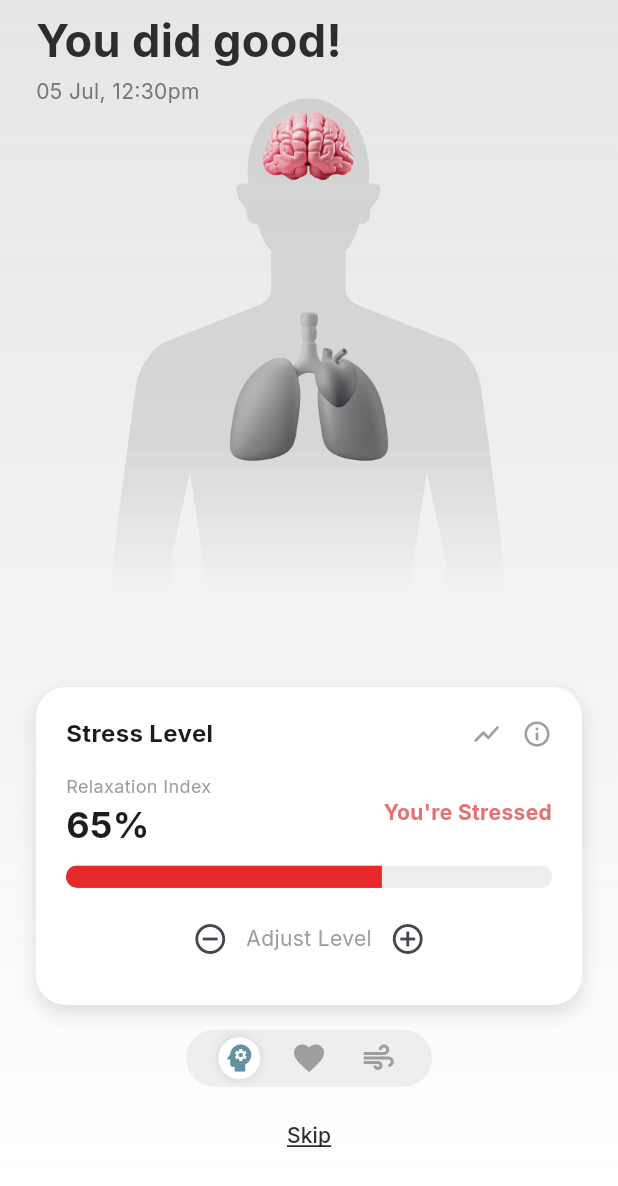
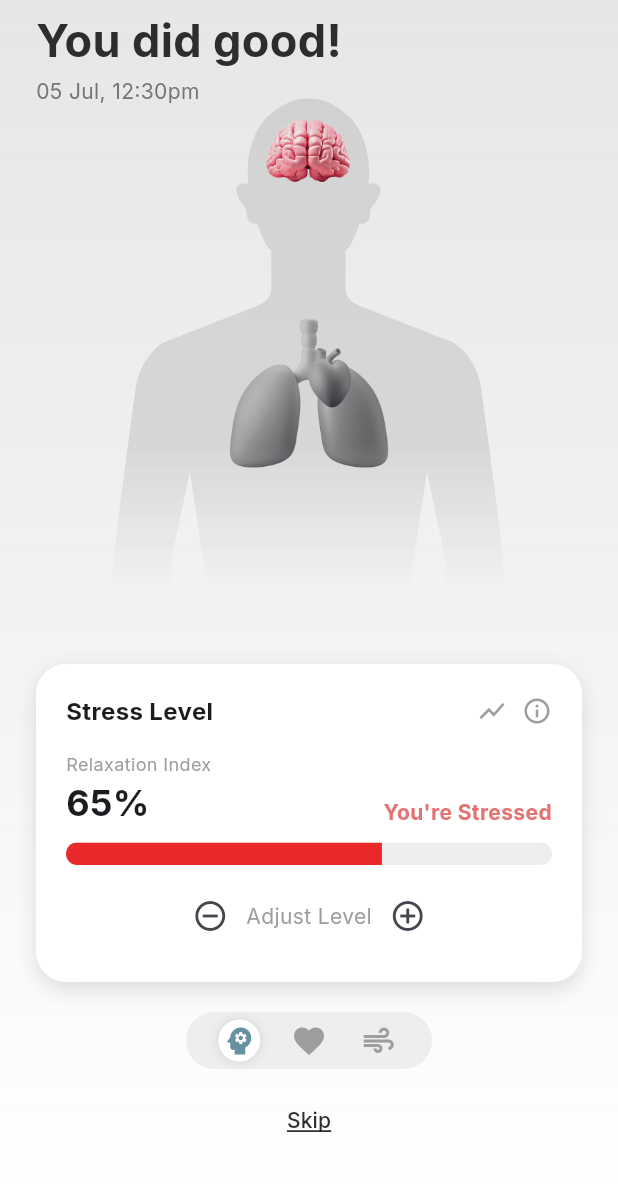
Before and after one commit to ItsMonkeyDLuffy/HealthMonitorApp, a Flutter app: the screen it shows after launch, on a phone screen of 412 x 824 dp, the part 50-1236 px from its top. Run offline on Flutter 3.47's test engine with Material 3 defaults, Android fonts, the phone set to English and light mode, and no system bars; our stand-ins replace flutter_svg, google_fonts.

Commit message:
App ui complete

```diff
--- a/lib/homepage.dart
+++ b/lib/homepage.dart
@@ -1,21 +1,24 @@
 import 'package:flutter/material.dart';
 import 'package:provider/provider.dart';
 import 'package:flutter_svg/flutter_svg.dart';
-import 'providers/health_provider.dart';
-import 'utils/app_colors.dart';
-import 'widgets/appbar.dart';
-import 'widgets/bottom_nav.dart';
-import 'screens/brain_screen.dart';
-import 'screens/heart_screen.dart';
-import 'screens/lungs_screen.dart';
+import '../providers/health_provider.dart';
+import '../utils/app_colors.dart';
+import '../widgets/appbar.dart';
+import '../widgets/bottom_nav.dart';
+import '../screens/brain_screen.dart';
+import '../screens/heart_screen.dart';
+import '../screens/lungs_screen.dart';
 
+// =======================================================
+// 1. MOBILE LAYOUT (Portrait)
+// =======================================================
 class HomePage extends StatelessWidget {
   const HomePage({super.key});
 
   @override
   Widget build(BuildContext context) {
     final size = MediaQuery.of(context).size;
-
+    // Mobile anatomy height
     final double mapHeight = size.height * 0.40;
 
     return Scaffold(
@@ -29,92 +32,26 @@ class HomePage extends StatelessWidget {
           ),
         ),
         child: SafeArea(
+          child: LayoutBuilder(
+            builder: (context, constraints) {
+              return SingleChildScrollView(
+                child: ConstrainedBox(
+                  constraints: BoxConstraints(minHeight: constraints.maxHeight),
+                  child: IntrinsicHeight(
                     child: Stack(
-            fit: StackFit.expand,
                       children: [
+                        // --- BACKGROUND LAYER (Anatomy) ---
                         Positioned(
                           top: size.height * 0.12,
                           left: 0,
                           right: 0,
                           height: mapHeight,
-                child: ShaderMask(
-                  shaderCallback: (Rect bounds) {
-                    return LinearGradient(
-                      begin: Alignment.topCenter,
-                      end: Alignment.bottomCenter,
-                      colors: [Colors.white, Colors.white, Colors.transparent],
-                      stops: [0.0, 0.7, 1.0],
-                    ).createShader(bounds);
-                  },
-                  blendMode: BlendMode.dstIn,
-
-                  child: Stack(
-                    children: [
-                      Align(
-                        alignment: Alignment.center,
-                        child: SvgPicture.asset(
-                          'assets/images/human.svg',
-                          height: mapHeight,
-                          fit: BoxFit.contain,
-                          colorFilter: ColorFilter.mode(
-                            Colors.grey.withValues(alpha: 0.3),
-                            BlendMode.srcIn,
-                          ),
+                          child: Center(
+                            child: AnatomyWidget(height: mapHeight),
                           ),
                         ),
 
-                      Align(
-                        alignment: Alignment(0.0, -1.05),
-                        child: Consumer<HealthProvider>(
-                          builder: (context, provider, _) {
-                            bool isSelected = provider.selectedIndex == 0;
-                            return Image.asset(
-                              isSelected
-                                  ? 'assets/images/brain_red.png'
-                                  : 'assets/images/brain.png',
-                              height: mapHeight * 0.25,
-                              fit: BoxFit.contain,
-                            );
-                          },
-                        ),
-                      ),
-
-                      Align(
-                        alignment: Alignment(0.0, 0.3),
-                        child: Consumer<HealthProvider>(
-                          builder: (context, provider, _) {
-                            bool isSelected = provider.selectedIndex == 2;
-                            return Image.asset(
-                              isSelected
-                                  ? 'assets/images/lungs_red.png' // Back to SVG
-                                  : 'assets/images/lungs.png',
-                              height: mapHeight * 0.45,
-                              fit: BoxFit.contain,
-                            );
-                          },
-                        ),
-                      ),
-
-                      Align(
-                        alignment: Alignment(0.10, 0.15),
-                        child: Consumer<HealthProvider>(
-                          builder: (context, provider, _) {
-                            bool isSelected = provider.selectedIndex == 1;
-                            return Image.asset(
-                              isSelected
-                                  ? 'assets/images/heart_red.png'
-                                  : 'assets/images/heart.png',
-                              height: mapHeight * 0.15,
-                              fit: BoxFit.contain,
-                            );
-                          },
-                        ),
-                      ),
-                    ],
-                  ),
-                ),
-              ),
-
+                        // --- FOREGROUND LAYER (Content) ---
                         Column(
                           children: [
                             CustomAppBar(),
@@ -125,22 +62,10 @@ class HomePage extends StatelessWidget {
                               child: Column(
                                 mainAxisSize: MainAxisSize.min,
                                 children: [
-                        Consumer<HealthProvider>(
-                          builder: (context, provider, child) {
-                            Widget screen;
-                            if (provider.selectedIndex == 0) {
-                              screen = BrainScreen();
-                            } else if (provider.selectedIndex == 1) {
-                              screen = HeartScreen();
-                            } else {
-                              screen = LungsScreen();
-                            }
-                            return screen;
-                          },
-                        ),
-                        SizedBox(height: size.height * 0.02),
+                                  ContentSwitcher(),
+                                  SizedBox(height: 20),
                                   CustomBottomNav(),
-                        SizedBox(height: size.height * 0.01),
+                                  SizedBox(height: 10),
                                   TextButton(
                                     onPressed: () {},
                                     child: Text(
@@ -152,7 +77,7 @@ class HomePage extends StatelessWidget {
                                       ),
                                     ),
                                   ),
-                        SizedBox(height: 10),
+                                  SizedBox(height: 20),
                                 ],
                               ),
                             ),
@@ -163,5 +88,223 @@ class HomePage extends StatelessWidget {
                   ),
                 ),
               );
+            },
+          ),
+        ),
+      ),
+    );
   }
 }
+
+// =======================================================
+// 2. WEB / TABLET LAYOUT (Landscape)
+// =======================================================
+class HomePageWeb extends StatelessWidget {
+  const HomePageWeb({super.key});
+
+  @override
+  Widget build(BuildContext context) {
+    return Scaffold(
+      body: Container(
+        decoration: BoxDecoration(
+          gradient: LinearGradient(
+            begin: Alignment.topCenter,
+            end: Alignment.bottomCenter,
+            colors: [AppColors.backgroundTop, AppColors.backgroundBottom],
+          ),
+        ),
+        child: SafeArea(
+          child: Row(
+            children: [
+              // --- LEFT SIDE: Anatomy & Title ---
+              Expanded(
+                flex: 1,
+                child: Column(
+                  children: [
+                    CustomAppBar(),
+                    Expanded(
+                      // Removed padding to allow image to be bigger
+                      child: LayoutBuilder(
+                        builder: (context, constraints) {
+                          return Center(
+                            child: AnatomyWidget(
+                              height:
+                                  constraints.maxHeight *
+                                  0.90, // Use 90% of height
+                            ),
+                          );
+                        },
+                      ),
+                    ),
+                  ],
+                ),
+              ),
+
+              // --- RIGHT SIDE: Content Card ---
+              Expanded(
+                flex: 1,
+                child: Center(
+                  child: SingleChildScrollView(
+                    scrollDirection: Axis.vertical,
+                    padding: EdgeInsets.symmetric(vertical: 20),
+                    child: Container(
+                      constraints: BoxConstraints(maxWidth: 450),
+                      padding: EdgeInsets.symmetric(horizontal: 40),
+                      child: Column(
+                        mainAxisAlignment: MainAxisAlignment.center,
+                        children: [
+                          ContentSwitcher(),
+                          SizedBox(height: 30),
+                          FittedBox(
+                            fit: BoxFit.scaleDown,
+                            child: CustomBottomNav(),
+                          ),
+                          SizedBox(height: 20),
+                          TextButton(
+                            onPressed: () {},
+                            child: Text(
+                              "Skip",
+                              style: TextStyle(
+                                color: AppColors.primaryText,
+                                decoration: TextDecoration.underline,
+                                fontSize: 16,
+                              ),
+                            ),
+                          ),
+                        ],
+                      ),
+                    ),
+                  ),
+                ),
+              ),
+            ],
+          ),
+        ),
+      ),
+    );
+  }
+}
+
+// =======================================================
+// 3. REUSABLE WIDGETS
+// =======================================================
+
+class AnatomyWidget extends StatelessWidget {
+  final double height;
+
+  const AnatomyWidget({super.key, required this.height});
+
+  @override
+  Widget build(BuildContext context) {
+    return SizedBox(
+      height: height,
+      // FIXED: Increased AspectRatio from 0.6 to 0.85
+      // This widens the box so the human shoulders fit without shrinking the whole image.
+      child: AspectRatio(
+        aspectRatio: 0.85,
+        child: LayoutBuilder(
+          builder: (context, constraints) {
+            final double h = constraints.maxHeight;
+
+            return ShaderMask(
+              shaderCallback: (Rect bounds) {
+                return LinearGradient(
+                  begin: Alignment.topCenter,
+                  end: Alignment.bottomCenter,
+                  colors: [Colors.white, Colors.white, Colors.transparent],
+                  stops: [0.0, 0.7, 1.0],
+                ).createShader(bounds);
+              },
+              blendMode: BlendMode.dstIn,
+              child: Stack(
+                clipBehavior: Clip.none,
+                alignment: Alignment.center,
+                children: [
+                  // Base Body
+                  Positioned.fill(
+                    child: SvgPicture.asset(
+                      'assets/images/human.svg',
+                      fit: BoxFit.contain,
+                      colorFilter: ColorFilter.mode(
+                        Colors.grey.withValues(alpha: 0.3),
+                        BlendMode.srcIn,
+                      ),
+                    ),
+                  ),
+
+                  // BRAIN
+                  // Re-aligned for the wider 0.85 box
+                  Align(
+                    alignment: Alignment(0.0, -1.0),
+                    child: Consumer<HealthProvider>(
+                      builder: (context, provider, _) {
+                        return Image.asset(
+                          provider.selectedIndex == 0
+                              ? 'assets/images/brain_red.png'
+                              : 'assets/images/brain.png',
+                          height: h * 0.23, // Restored size
+                          fit: BoxFit.contain,
+                        );
+                      },
+                    ),
+                  ),
+
+                  // LUNGS
+                  Align(
+                    alignment: Alignment(0.0, 0.35),
+                    child: Consumer<HealthProvider>(
+                      builder: (context, provider, _) {
+                        return Image.asset(
+                          provider.selectedIndex == 2
+                              ? 'assets/images/lungs_red.png'
+                              : 'assets/images/lungs.png',
+                          height: h * 0.45,
+                          fit: BoxFit.contain,
+                        );
+                      },
+                    ),
+                  ),
+
+                  // HEART
+                  Align(
+                    alignment: Alignment(0.12, 0.15),
+                    child: Consumer<HealthProvider>(
+                      builder: (context, provider, _) {
+                        return Image.asset(
+                          provider.selectedIndex == 1
+                              ? 'assets/images/heart_red.png'
+                              : 'assets/images/heart.png',
+                          height: h * 0.15,
+                          fit: BoxFit.contain,
+                        );
+                      },
+                    ),
+                  ),
+                ],
+              ),
+            );
+          },
+        ),
+      ),
+    );
+  }
+}
+
+class ContentSwitcher extends StatelessWidget {
+  const ContentSwitcher({super.key});
+
+  @override
+  Widget build(BuildContext context) {
+    return Consumer<HealthProvider>(
+      builder: (context, provider, child) {
+        if (provider.selectedIndex == 0) {
+          return BrainScreen();
+        } else if (provider.selectedIndex == 1) {
+          return HeartScreen();
+        } else {
+          return LungsScreen();
+        }
+      },
+    );
+  }
+}
--- a/lib/main.dart
+++ b/lib/main.dart
@@ -16,6 +16,7 @@ void main() {
 
 class MyApp extends StatelessWidget {
   const MyApp({super.key});
+
   @override
   Widget build(BuildContext context) {
     return MaterialApp(
@@ -25,7 +26,14 @@ class MyApp extends StatelessWidget {
         primarySwatch: Colors.blue,
         textTheme: GoogleFonts.interTextTheme(),
       ),
-      home: ResponsiveLayout(mobile: HomePage()),
+      // HERE IS THE CHANGE:
+      // We pass the Mobile layout to 'mobile'
+      // We pass the Web/Row layout to 'desktop' and 'tablet'
+      home: ResponsiveLayout(
+        mobile: const HomePage(),
+        tablet: const HomePageWeb(), // You need to create this (see step 2)
+        desktop: const HomePageWeb(), // You need to create this (see step 2)
+      ),
     );
   }
 }
--- a/lib/screens/brain_screen.dart
+++ b/lib/screens/brain_screen.dart
@@ -5,6 +5,7 @@ import '../utils/app_colors.dart';
 
 class BrainScreen extends StatelessWidget {
   const BrainScreen({super.key});
+
   @override
   Widget build(BuildContext context) {
     return Consumer<HealthProvider>(
@@ -26,22 +27,27 @@ class BrainScreen extends StatelessWidget {
             mainAxisSize: MainAxisSize.min,
             children: [
               Row(
-                mainAxisAlignment: MainAxisAlignment.spaceBetween,
                 children: [
-                  Text(
+                  Expanded(
+                    child: Text(
                       "Stress Level",
-                    style: TextStyle(fontSize: 16, fontWeight: FontWeight.bold),
+                      style: TextStyle(
+                        fontSize: 16,
+                        fontWeight: FontWeight.bold,
                       ),
-                  SizedBox(width: 145),
+                      overflow: TextOverflow.ellipsis,
+                    ),
+                  ),
                   Icon(Icons.show_chart, color: Colors.grey, size: 20),
+                  SizedBox(width: 10),
                   Icon(Icons.info_outline, color: Colors.grey, size: 20),
                 ],
               ),
               SizedBox(height: 15),
 
-              // Stats
               Row(
                 mainAxisAlignment: MainAxisAlignment.spaceBetween,
+                crossAxisAlignment: CrossAxisAlignment.end,
                 children: [
                   Column(
                     crossAxisAlignment: CrossAxisAlignment.start,
@@ -59,22 +65,26 @@ class BrainScreen extends StatelessWidget {
                       ),
                     ],
                   ),
-                  Text(
+                  Flexible(
+                    child: Text(
                       provider.stressLevel > 50
                           ? "You're Stressed"
                           : "You're Relaxed",
                       style: TextStyle(
                         color: provider.stressLevel > 50
                             ? AppColors.brainColor
-                          : AppColors.successText,
+                            : Colors
+                                  .green, // Changed to standard green if AppColors.successText is missing
                         fontWeight: FontWeight.bold,
+                      ),
+                      overflow: TextOverflow.ellipsis,
+                      textAlign: TextAlign.right,
                     ),
                   ),
                 ],
               ),
               SizedBox(height: 10),
 
-              // Progress Bar
               ClipRRect(
                 borderRadius: BorderRadius.circular(10),
                 child: LinearProgressIndicator(
--- a/lib/widgets/responsive_layout.dart
+++ b/lib/widgets/responsive_layout.dart
@@ -2,23 +2,34 @@ import 'package:flutter/material.dart';
 
 class ResponsiveLayout extends StatelessWidget {
   final Widget mobile;
+  final Widget? tablet;
+  final Widget? desktop;
 
-  const ResponsiveLayout({super.key, required this.mobile});
+  const ResponsiveLayout({
+    super.key,
+    required this.mobile,
+    this.tablet,
+    this.desktop,
+  });
 
   @override
   Widget build(BuildContext context) {
     return LayoutBuilder(
       builder: (context, constraints) {
-        if (constraints.maxWidth > 600) {
-          return Center(
-            child: SizedBox(
-              width: 400,
-              height: constraints.maxHeight,
-              child: mobile,
-            ),
-          );
+        // Desktop Mode (Width > 1100)
+        if (constraints.maxWidth >= 1100) {
+          // If a desktop layout is provided, use it.
+          // If not, try tablet. If neither, stretch the mobile view.
+          return desktop ?? tablet ?? mobile;
         }
-        return mobile;
+        // Tablet / Landscape Mode (Width between 600 and 1100)
+        else if (constraints.maxWidth >= 600) {
+          return tablet ?? mobile;
+        }
+        // Mobile Mode (Width < 600)
+        else {
+          return mobile;
+        }
       },
     );
   }
```
Also changed, not shown: assets/images/ss1.png (added), assets/images/ss2.png (added), assets/images/ss3.png (added), assets/images/ss4.png (added), assets/images/ss5.png (added), assets/images/ss6.png (added), 4 other files. Lines whose indentation alone changed are shown as unchanged.
